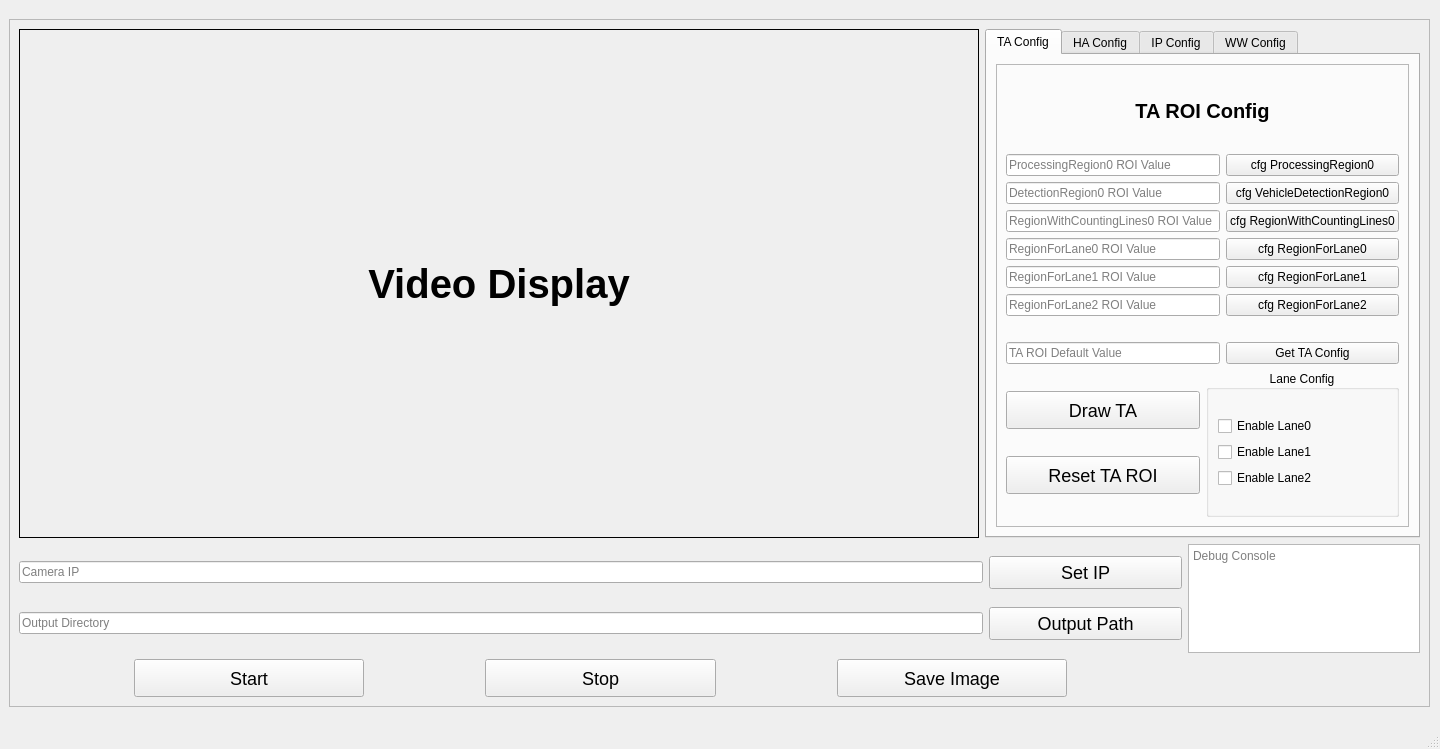
First picture: the form in mainwindow.ui, repository TwoTanawin/myApp-NewDesign, before the edit.
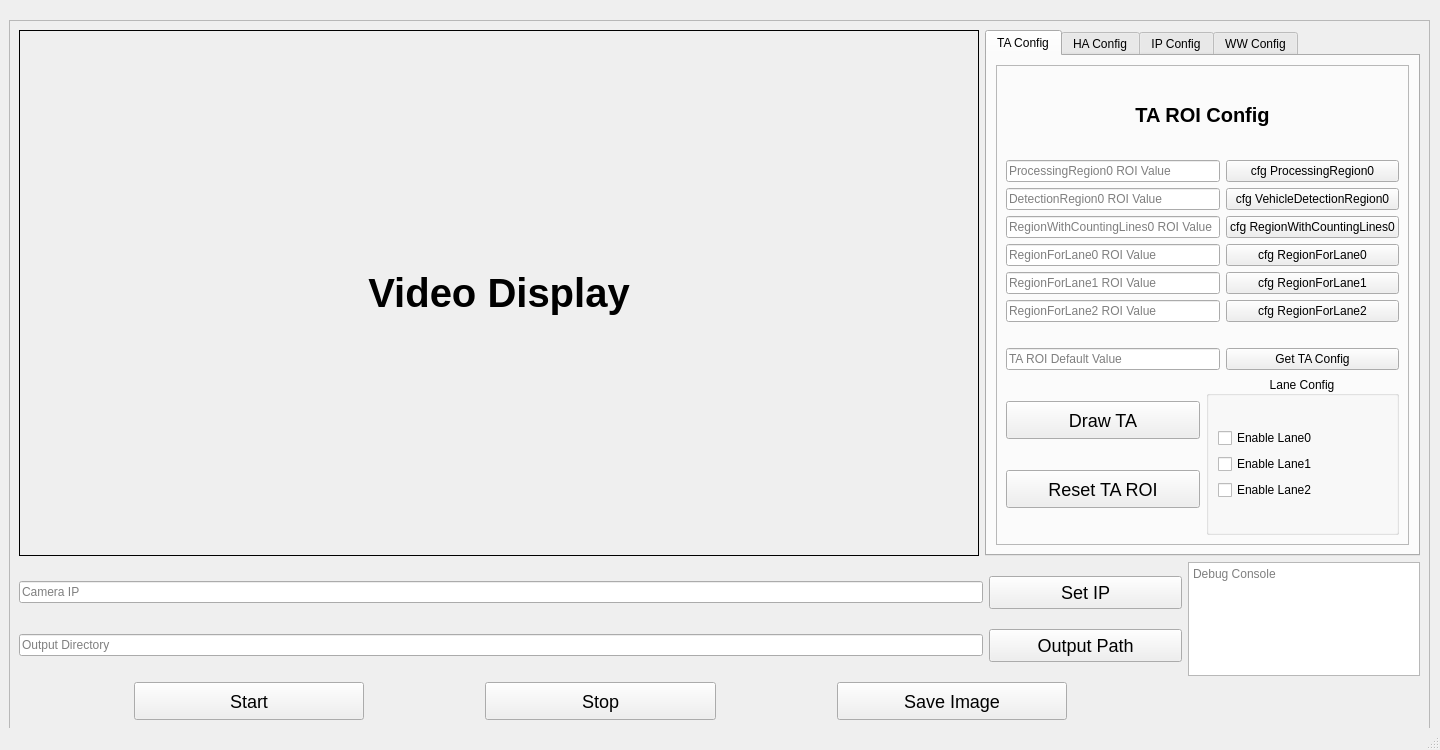
Second picture: the form after the edit.

Patch:
```diff
--- a/mainwindow.ui
+++ b/mainwindow.ui
@@ -7,7 +7,7 @@
     <x>0</x>
     <y>0</y>
     <width>1440</width>
-    <height>749</height>
+    <height>750</height>
    </rect>
   </property>
   <property name="windowTitle">
@@ -121,8 +121,8 @@
      <widget class="QFrame" name="frame">
       <property name="minimumSize">
        <size>
-        <width>474</width>
-        <height>230</height>
+        <width>710</width>
+        <height>710</height>
        </size>
       </property>
       <property name="maximumSize">
```
Left out of the diff: 1 changed line with no effect on the pictures.
